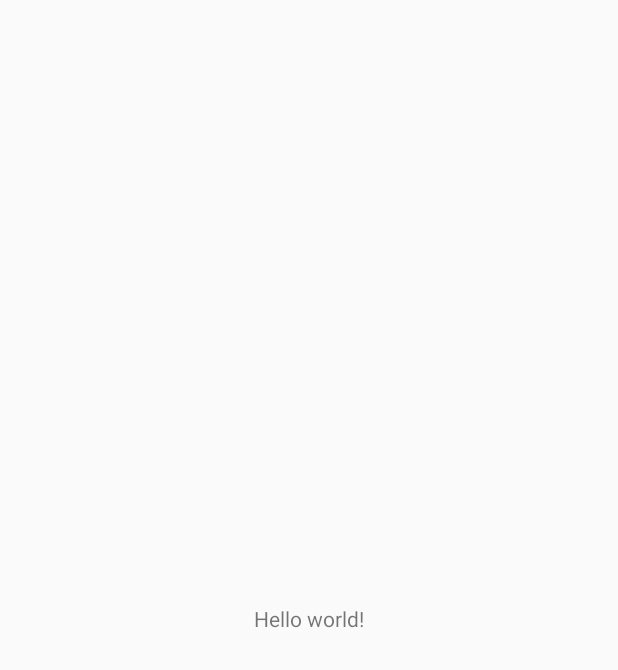
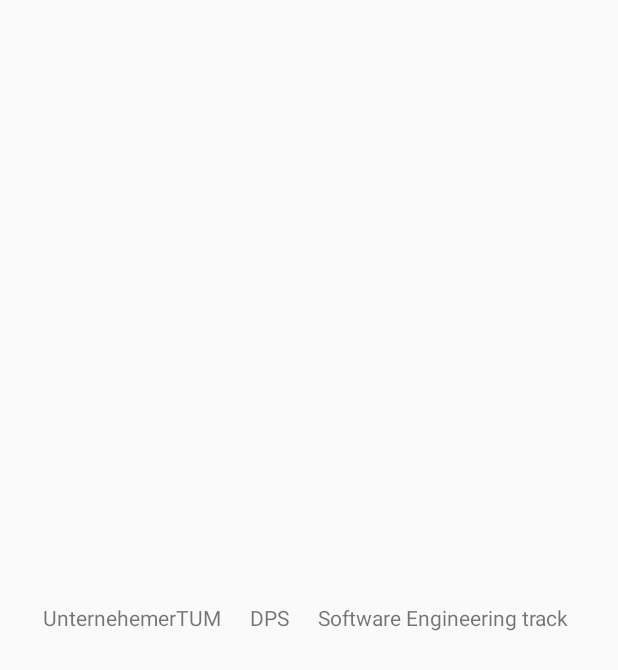
Before and after one commit to DavidMagdyNawar/dps_andriod_sessions, an Android app: the screen it shows after launch (MainActivity), on a phone screen of 412 x 824 dp. Before the commit the part shown is almost empty. Shown: the top 670 px of the screen. Run offline under Robolectric (Android 15) with nearby library versions, the phone set to English and light mode, and no system bars.

Commit message:
create a simple linear layout with 3 text views

```diff
--- a/app/src/main/res/layout/activity_main.xml
+++ b/app/src/main/res/layout/activity_main.xml
@@ -1,21 +1,30 @@
 <?xml version="1.0" encoding="utf-8"?>
-<androidx.constraintlayout.widget.ConstraintLayout
-    xmlns:android="http://schemas.android.com/apk/res/android"
+<LinearLayout xmlns:android="http://schemas.android.com/apk/res/android"
     xmlns:app="http://schemas.android.com/apk/res-auto"
     xmlns:tools="http://schemas.android.com/tools"
     android:layout_width="match_parent"
     android:layout_height="match_parent"
-    tools:context=".MainActivity">
+    tools:context=".MainActivity"
+    android:gravity="center"
+    android:orientation="horizontal">
+
+    <TextView
+        android:layout_width="wrap_content"
+        android:layout_height="wrap_content"
+        android:layout_margin="8dp"
+        android:text="UnternehemerTUM " />
+
+    <TextView
+        android:layout_width="wrap_content"
+        android:layout_height="wrap_content"
+        android:layout_margin="8dp"
+        android:text="DPS " />
+
+    <TextView
+        android:layout_width="wrap_content"
+        android:layout_height="wrap_content"
+        android:layout_margin="8dp"
+        android:text="Software Engineering track " />
 
 
-<TextView
-    android:layout_width="wrap_content"
-    android:layout_height="wrap_content"
-    android:text="Hello world!"
-    app:layout_constraintStart_toStartOf="parent"
-    app:layout_constraintEnd_toEndOf="parent"
-    app:layout_constraintTop_toTopOf="parent"
-    app:layout_constraintBottom_toBottomOf="parent"
-    />
-
-</androidx.constraintlayout.widget.ConstraintLayout>
+</LinearLayout>
```
Also changed, not shown: app/src/main/java/com/dps/MainActivity.java (+0 -11 lines).
